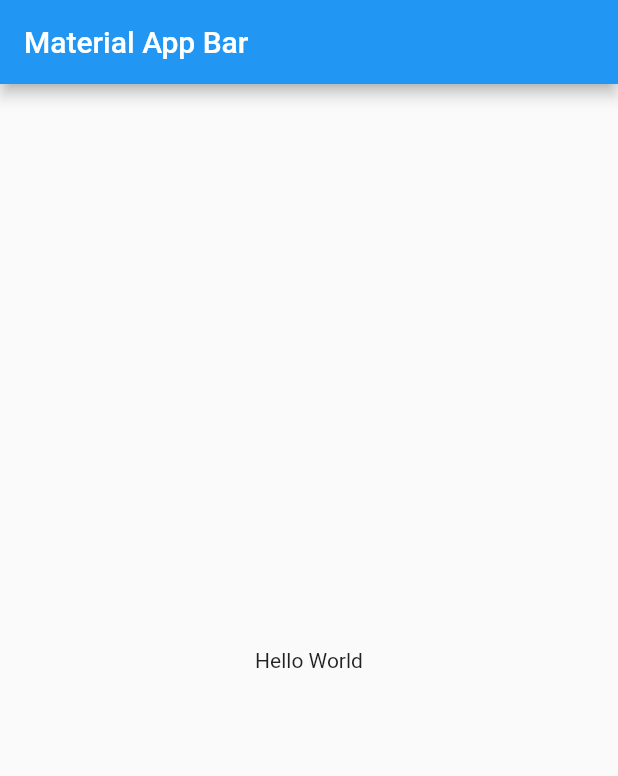
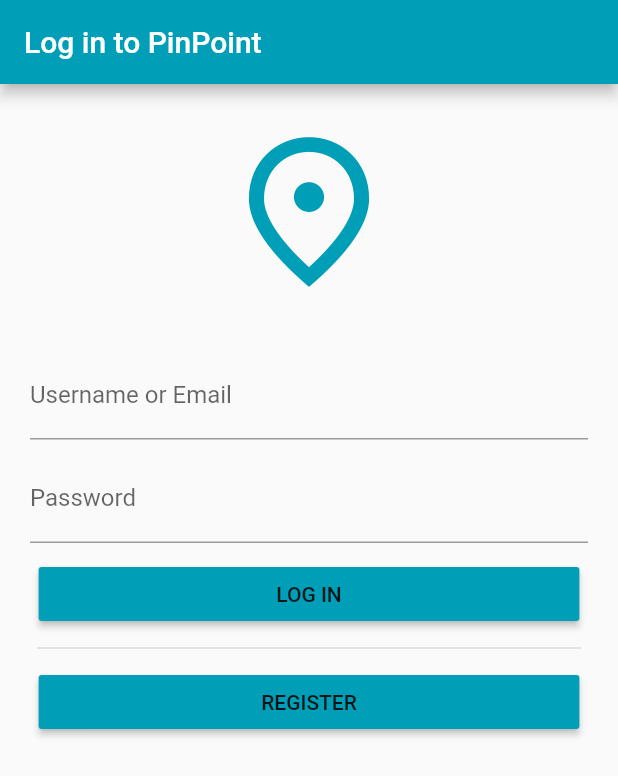
Before and after one commit to MikeGonzaBar/Aplicaciones-Moviles-Proyecto-PinPoint, a Flutter app: the screen it shows after launch, on a phone screen of 412 x 824 dp. Shown: the top 776 px of the screen. Run offline on Flutter 3.47's test engine with Material 2 defaults, Android fonts, the phone set to English and light mode, and no system bars.

Commit message:
feat: added login page with styles

```diff
--- a/lib/main.dart
+++ b/lib/main.dart
@@ -1,5 +1,5 @@
 import 'package:flutter/material.dart';
-import 'package:pinpoint/pages/home_page.dart';
+import 'package:pinpoint/pages/login.dart';
 
 void main() => runApp(const MyApp());
 
@@ -9,8 +9,9 @@ class MyApp extends StatelessWidget {
   @override
   Widget build(BuildContext context) {
     return MaterialApp(
+      theme: ThemeData(primaryColor: Color(0xFF009fb7)),
       title: 'Material App',
-      home: HomePage(),
+      home: LoginPage(),
     );
   }
 }
--- a/lib/pages/home_page.dart
+++ /dev/null
@@ -1,17 +0,0 @@
-import 'package:flutter/material.dart';
-
-class HomePage extends StatelessWidget {
-  const HomePage({super.key});
-
-  @override
-  Widget build(BuildContext context) {
-    return Scaffold(
-      appBar: AppBar(
-        title: const Text('Material App Bar'),
-      ),
-      body: const Center(
-        child: Text('Hello World'),
-      ),
-    );
-  }
-}
--- /dev/null
+++ b/lib/pages/login.dart
@@ -0,0 +1,80 @@
+import 'package:flutter/material.dart';
+
+class LoginPage extends StatelessWidget {
+  const LoginPage({super.key});
+
+  @override
+  Widget build(BuildContext context) {
+    final usrController = TextEditingController();
+    final pwdController = TextEditingController();
+    return Scaffold(
+      appBar: AppBar(
+        title: const Text('Log in to PinPoint'),
+        backgroundColor: const Color(0xFF009fb7),
+      ),
+      body: SingleChildScrollView(
+        child: Container(
+          width: MediaQuery.of(context).size.width,
+          child: Column(
+            children: [
+              Padding(
+                padding: const EdgeInsets.all(25.0),
+                child: Icon(
+                  Icons.place_outlined,
+                  color: Color(0xFF009fb7),
+                  size: 120,
+                ),
+              ),
+              Padding(
+                padding: const EdgeInsets.only(top: 8.0, left: 20, right: 20),
+                child: TextField(
+                  controller: usrController,
+                  decoration: InputDecoration(
+                    labelText: "Username or Email",
+                    border: const UnderlineInputBorder(),
+                    focusedBorder: const OutlineInputBorder(),
+                  ),
+                ),
+              ),
+              Padding(
+                padding: const EdgeInsets.only(
+                    top: 10.0, left: 20, right: 20, bottom: 10.0),
+                child: TextField(
+                  controller: pwdController,
+                  obscureText: true,
+                  enableSuggestions: false,
+                  autocorrect: false,
+                  decoration: InputDecoration(
+                    labelText: "Password",
+                    border: const UnderlineInputBorder(),
+                    focusedBorder: const OutlineInputBorder(),
+                  ),
+                ),
+              ),
+              MaterialButton(
+                onPressed: () {},
+                color: Color(0xFF009fb7),
+                minWidth: (MediaQuery.of(context).size.width / 8) * 7,
+                child: Text("LOG IN"),
+              ),
+              Padding(
+                padding: const EdgeInsets.all(4.0),
+                child: Divider(
+                  thickness: 1,
+                  indent: (MediaQuery.of(context).size.width / 20),
+                  endIndent: (MediaQuery.of(context).size.width / 20),
+                ),
+              ),
+              MaterialButton(
+                onPressed: () {},
+                color: Color(0xFF009fb7),
+                minWidth: (MediaQuery.of(context).size.width / 8) * 7,
+                child: Text("REGISTER"),
+              ),
+            ],
+          ),
+        ),
+      ),
+    );
+  }
+}
```
